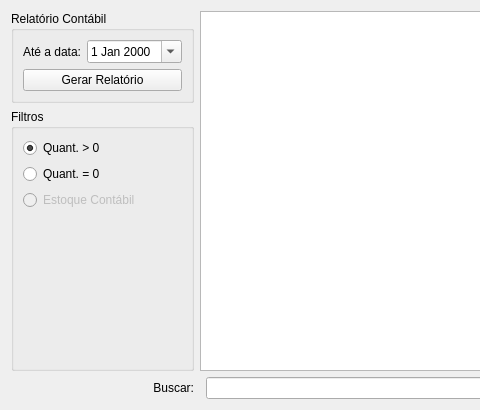
The window that ui/widgetestoque.ui (darktorres/ERP-STACCATO) describes before a commit, drawn with Qt 5; both pictures show x 0 to 480 and y 0 to 410 of the 780 by 410 pixel window.
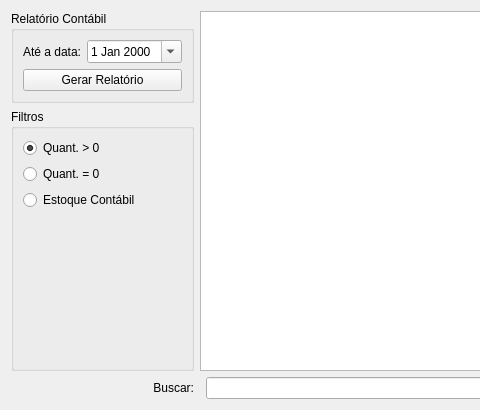
The same window after the commit. Custom widgets are drawn as their Qt base class.

Commit message: Correções no WidgetEstoque

Diff of the .ui file:
```diff
--- a/ui/widgetestoque.ui
+++ b/ui/widgetestoque.ui
@@ -53,7 +53,7 @@
       <item row="2" column="0">
        <widget class="QRadioButton" name="radioButtonEstoqueContabil">
         <property name="enabled">
-         <bool>false</bool>
+         <bool>true</bool>
         </property>
         <property name="text">
          <string>Estoque Contábil</string>
```
The commit also changes 1 other file.
